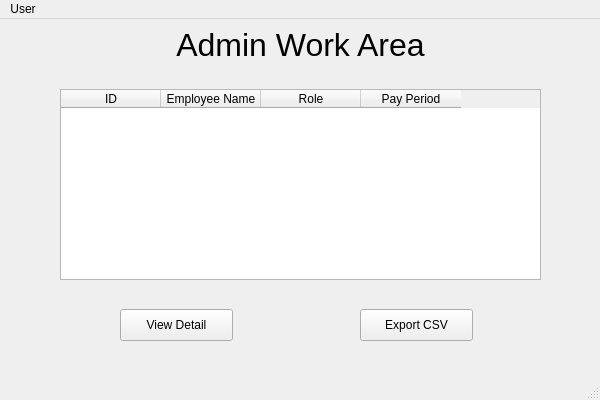
First picture: the form in PayrollSystem/adminwindow.ui, repository HippoCracker/Qt, before the edit.
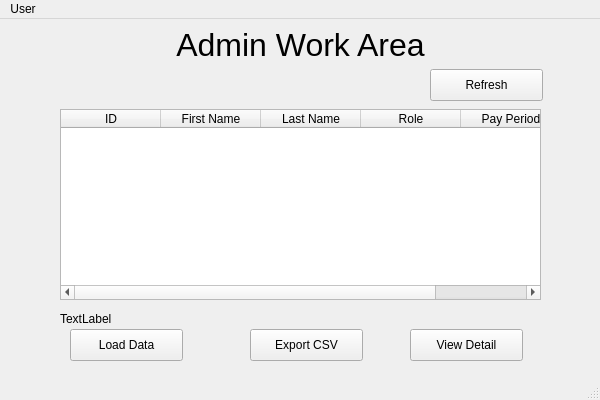
Second picture: the form after the edit.

```diff
--- a/PayrollSystem/adminwindow.ui
+++ b/PayrollSystem/adminwindow.ui
@@ -18,7 +18,7 @@
     <property name="geometry">
      <rect>
       <x>60</x>
-      <y>70</y>
+      <y>90</y>
       <width>481</width>
       <height>191</height>
      </rect>
@@ -30,7 +30,12 @@
     </column>
     <column>
      <property name="text">
-      <string>Employee Name</string>
+      <string>First Name</string>
+     </property>
+    </column>
+    <column>
+     <property name="text">
+      <string>Last Name</string>
      </property>
     </column>
     <column>
@@ -68,8 +73,8 @@
    <widget class="QPushButton" name="viewBtn">
     <property name="geometry">
      <rect>
-      <x>120</x>
-      <y>290</y>
+      <x>410</x>
+      <y>310</y>
       <width>113</width>
       <height>32</height>
      </rect>
@@ -81,8 +86,8 @@
    <widget class="QPushButton" name="exportBtn">
     <property name="geometry">
      <rect>
-      <x>360</x>
-      <y>290</y>
+      <x>250</x>
+      <y>310</y>
       <width>113</width>
       <height>32</height>
      </rect>
@@ -91,6 +96,45 @@
      <string>Export CSV</string>
     </property>
    </widget>
+   <widget class="QPushButton" name="loadBtn">
+    <property name="geometry">
+     <rect>
+      <x>70</x>
+      <y>310</y>
+      <width>113</width>
+      <height>32</height>
+     </rect>
+    </property>
+    <property name="text">
+     <string>Load Data</string>
+    </property>
+   </widget>
+   <widget class="QPushButton" name="refreshBtn">
+    <property name="geometry">
+     <rect>
+      <x>430</x>
+      <y>50</y>
+      <width>113</width>
+      <height>32</height>
+     </rect>
+    </property>
+    <property name="text">
+     <string>Refresh</string>
+    </property>
+   </widget>
+   <widget class="QLabel" name="errorLabel">
+    <property name="geometry">
+     <rect>
+      <x>60</x>
+      <y>290</y>
+      <width>291</width>
+      <height>20</height>
+     </rect>
+    </property>
+    <property name="text">
+     <string>TextLabel</string>
+    </property>
+   </widget>
   </widget>
   <widget class="QMenuBar" name="menubar">
    <property name="geometry">
```
